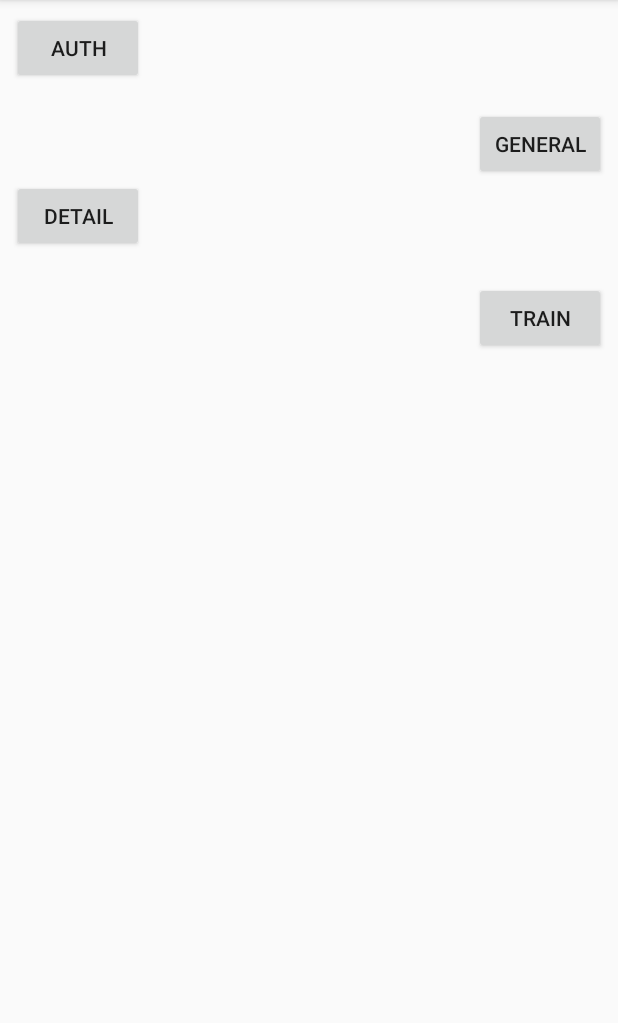
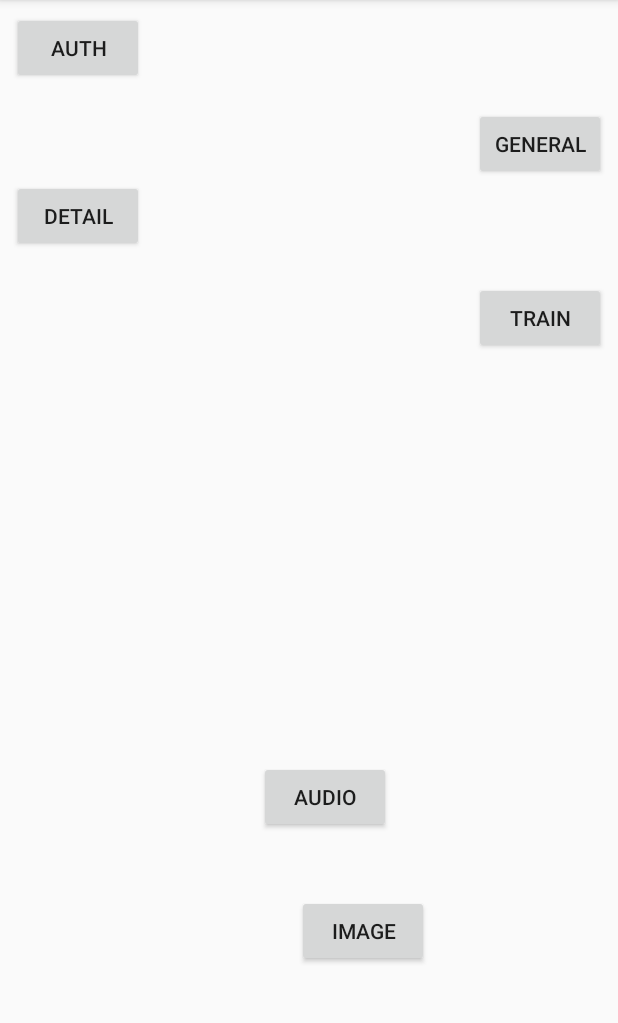
Before and after one commit to deep-mm/Railway, an Android app: the StructureActivity screen opened directly, with no data from a screen before it, on a phone screen of 412 x 824 dp, the part 84-1107 px from its top. Run offline under Robolectric (Android 15) with nearby library versions, the phone set to English and light mode, and no system bars; our stand-ins replace Firebase (no records; nobody signed in at launch, a user with empty details on screens opened directly).

Commit message:
Upload
Parakh - LoginFirebase push

```diff
--- a/Sample Projects/LoginFirebase/app/build.gradle
+++ b/Sample Projects/LoginFirebase/app/build.gradle
@@ -16,7 +16,7 @@ android {
             proguardFiles getDefaultProguardFile('proguard-android.txt'), 'proguard-rules.pro'
         }
     }
-    buildToolsVersion '26.0.3'
+    buildToolsVersion '27.0.3'
     compileOptions {
         sourceCompatibility JavaVersion.VERSION_1_6
         targetCompatibility JavaVersion.VERSION_1_6
--- /dev/null
+++ b/Sample Projects/LoginFirebase/app/src/main/java/com/example/amey/loginfirebase/Activity/ImageActivity.java
@@ -0,0 +1,6 @@
+package com.example.amey.loginfirebase.Activity;
+
+import android.support.v7.app.AppCompatActivity;
+
+public class ImageActivity extends AppCompatActivity {
+}
--- a/Sample Projects/LoginFirebase/app/src/main/java/com/example/amey/loginfirebase/Entity/Card/DetailedCard.java
+++ b/Sample Projects/LoginFirebase/app/src/main/java/com/example/amey/loginfirebase/Entity/Card/DetailedCard.java
@@ -26,6 +26,8 @@ public class DetailedCard {
     public String getType() {
         return type;
     }
+
+
 
     public void setType(String type) {
         this.type = type;
--- a/Sample Projects/LoginFirebase/app/src/main/java/com/example/amey/loginfirebase/Listener/AddAudioListener.java
+++ b/Sample Projects/LoginFirebase/app/src/main/java/com/example/amey/loginfirebase/Listener/AddAudioListener.java
@@ -1,5 +1,7 @@
 package com.example.amey.loginfirebase.Listener;
 
+import java.util.List;
+
 public interface AddAudioListener {
-    void onCompleteTask(String result);
+    void onCompleteTask(List<String> getAudio);
 }
--- a/Sample Projects/LoginFirebase/app/src/main/res/layout/activity_structure.xml
+++ b/Sample Projects/LoginFirebase/app/src/main/res/layout/activity_structure.xml
@@ -63,4 +63,37 @@
         app:layout_constraintStart_toStartOf="parent"
         app:layout_constraintTop_toBottomOf="@+id/Detailed"
         app:layout_constraintVertical_bias="0.0" />
+
+    <Button
+        android:id="@+id/audio"
+        android:layout_width="wrap_content"
+        android:layout_height="wrap_content"
+        android:layout_marginBottom="8dp"
+        android:layout_marginEnd="8dp"
+        android:layout_marginStart="8dp"
+        android:layout_marginTop="8dp"
+        android:onClick="toAudio"
+        android:text="Audio"
+        app:layout_constraintBottom_toBottomOf="parent"
+        app:layout_constraintEnd_toEndOf="parent"
+        app:layout_constraintHorizontal_bias="0.535"
+        app:layout_constraintStart_toStartOf="parent"
+        app:layout_constraintTop_toTopOf="parent"
+        app:layout_constraintVertical_bias="0.709" />
+
+    <Button
+        android:id="@+id/image"
+        android:layout_width="wrap_content"
+        android:layout_height="wrap_content"
+        android:layout_marginBottom="8dp"
+        android:layout_marginEnd="8dp"
+        android:layout_marginStart="8dp"
+        android:layout_marginTop="8dp"
+        android:text="Image"
+        app:layout_constraintBottom_toBottomOf="parent"
+        app:layout_constraintEnd_toEndOf="parent"
+        app:layout_constraintHorizontal_bias="0.617"
+        app:layout_constraintStart_toStartOf="parent"
+        app:layout_constraintTop_toBottomOf="@+id/Train"
+        app:layout_constraintVertical_bias="0.753" />
 </android.support.constraint.ConstraintLayout>
```
Also changed, not shown: Sample Projects/LoginFirebase/app/src/main/AndroidManifest.xml (+16 -5 lines), Sample Projects/LoginFirebase/app/src/main/java/com/example/amey/loginfirebase/Activity/AudioActivity.java (added, +114 -0 lines), Sample Projects/LoginFirebase/app/src/main/java/com/example/amey/loginfirebase/Activity/DetailedReportActivity.java (+12 -11 lines), Sample Projects/LoginFirebase/app/src/main/java/com/example/amey/loginfirebase/Activity/StructureActivity.java (+11 -0 lines), Sample Projects/LoginFirebase/app/src/main/java/com/example/amey/loginfirebase/Activity/TrainActivity.java (+9 -8 lines), Sample Projects/LoginFirebase/app/src/main/java/com/example/amey/loginfirebase/Utilities/Backend/AudioUtility.java (+46 -1 lines), Sample Projects/LoginFirebase/app/src/main/res/layout/activity_audio.xml (added, +47 -0 lines).
